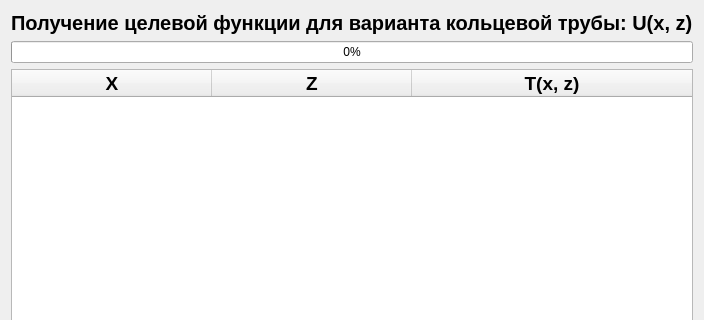
Old version of the form mainwindow.ui in the repository xammi/Gradov-Lab; both pictures show x 0 to 704 and y 0 to 320 of the 704 by 622 pixel window.
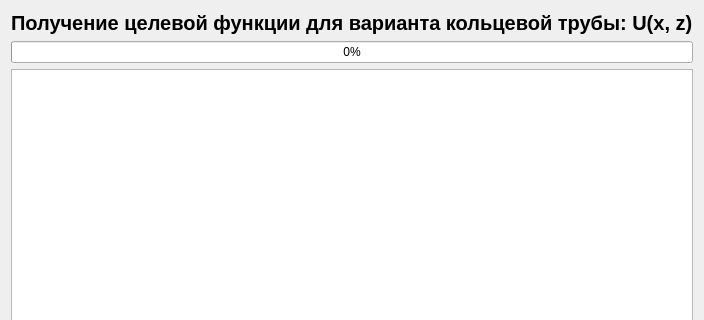
New version of the form.

Commit message: List instead of table

The edit to the form file:
```diff
--- a/mainwindow.ui
+++ b/mainwindow.ui
@@ -39,68 +39,7 @@
     <item>
      <layout class="QHBoxLayout" name="horizontalLayout_3">
       <item>
-       <widget class="QTableWidget" name="T">
-        <property name="minimumSize">
-         <size>
-          <width>0</width>
-          <height>400</height>
-         </size>
-        </property>
-        <attribute name="horizontalHeaderDefaultSectionSize">
-         <number>200</number>
-        </attribute>
-        <attribute name="horizontalHeaderMinimumSectionSize">
-         <number>19</number>
-        </attribute>
-        <attribute name="horizontalHeaderStretchLastSection">
-         <bool>true</bool>
-        </attribute>
-        <attribute name="verticalHeaderDefaultSectionSize">
-         <number>30</number>
-        </attribute>
-        <attribute name="verticalHeaderMinimumSectionSize">
-         <number>30</number>
-        </attribute>
-        <attribute name="verticalHeaderStretchLastSection">
-         <bool>false</bool>
-        </attribute>
-        <column>
-         <property name="text">
-          <string>X</string>
-         </property>
-         <property name="font">
-          <font>
-           <pointsize>14</pointsize>
-           <weight>75</weight>
-           <bold>true</bold>
-          </font>
-         </property>
-        </column>
-        <column>
-         <property name="text">
-          <string>Z</string>
-         </property>
-         <property name="font">
-          <font>
-           <pointsize>14</pointsize>
-           <weight>75</weight>
-           <bold>true</bold>
-          </font>
-         </property>
-        </column>
-        <column>
-         <property name="text">
-          <string>T(x, z)</string>
-         </property>
-         <property name="font">
-          <font>
-           <pointsize>14</pointsize>
-           <weight>75</weight>
-           <bold>true</bold>
-          </font>
-         </property>
-        </column>
-       </widget>
+       <widget class="QTextEdit" name="T"/>
       </item>
      </layout>
     </item>
```
The commit also changes 1 other file.
